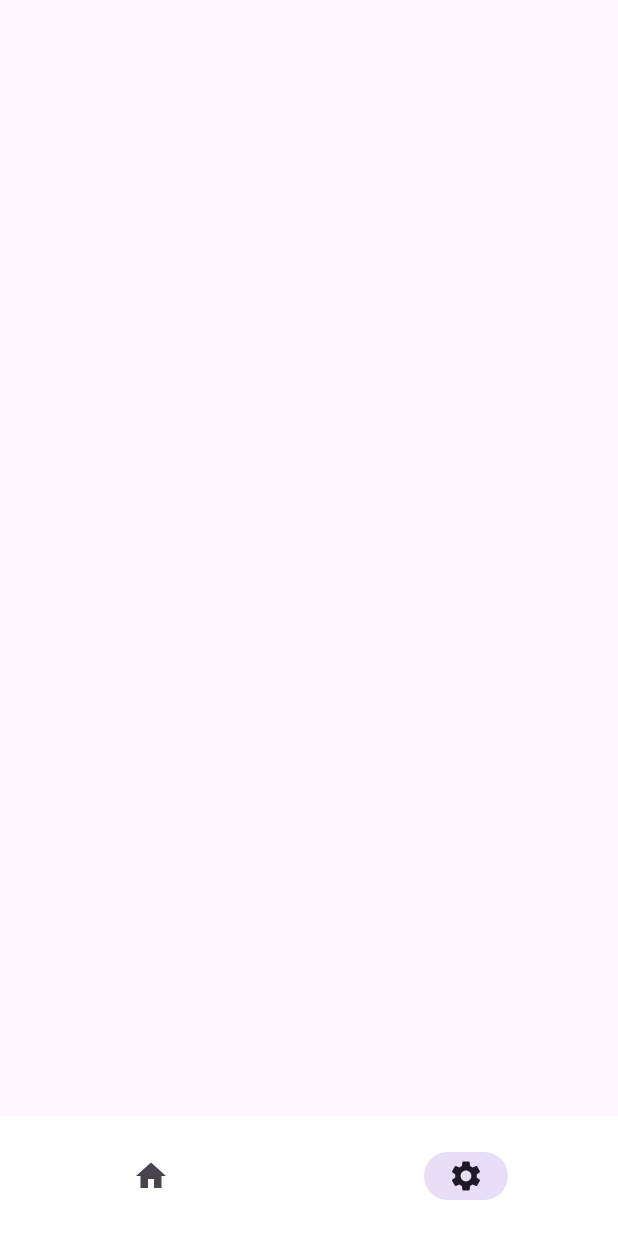
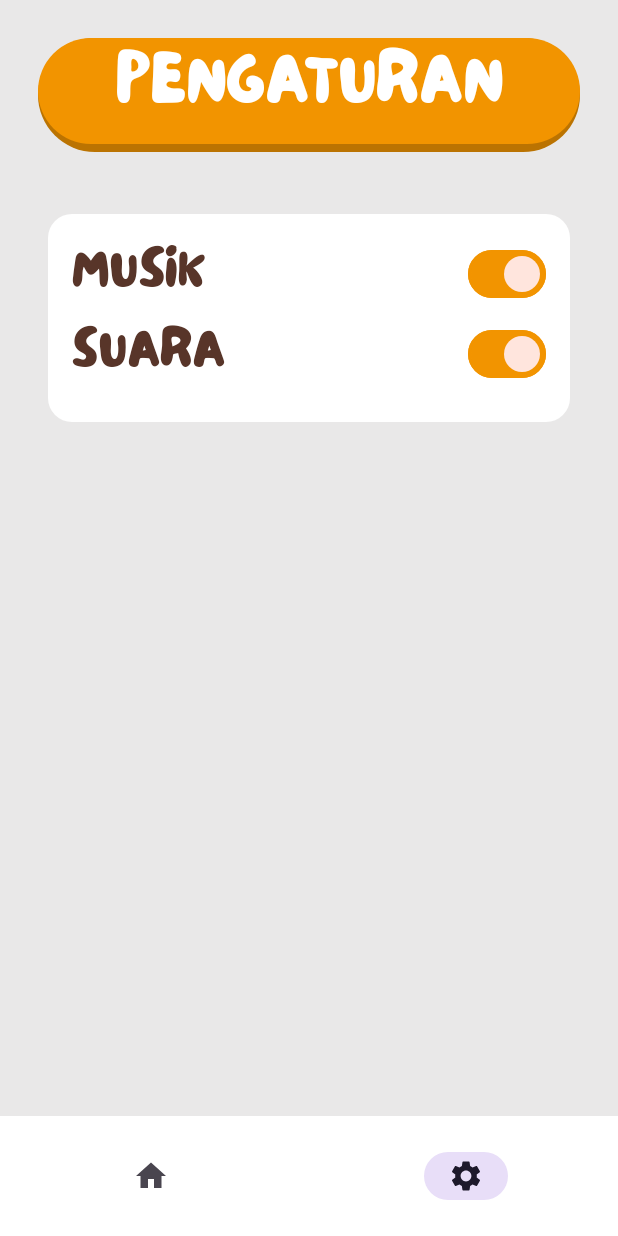
Before and after one commit to C23-PS045/NutriFruity, an Android app built with Jetpack Compose: the SettingScreen screen opened through its navigation route, on a phone screen of 412 x 824 dp. Run offline under Robolectric (Android 15) with nearby library versions, the phone set to English and light mode, and no system bars.

Commit message:
setting page & setting item finished

```diff
--- /dev/null
+++ b/NutriFruityApp/app/src/main/java/com/linggash/nutrifruity/ui/component/SettingItem.kt
@@ -0,0 +1,47 @@
+package com.linggash.nutrifruity.ui.component
+
+import androidx.compose.foundation.layout.Arrangement
+import androidx.compose.foundation.layout.Row
+import androidx.compose.foundation.layout.fillMaxWidth
+import androidx.compose.material3.Switch
+import androidx.compose.material3.SwitchDefaults
+import androidx.compose.material3.Text
+import androidx.compose.runtime.Composable
+import androidx.compose.ui.Modifier
+import androidx.compose.ui.text.style.TextAlign
+import androidx.compose.ui.unit.sp
+import com.linggash.nutrifruity.ui.theme.BrownText
+import com.linggash.nutrifruity.ui.theme.OrangePrimary
+import com.linggash.nutrifruity.ui.theme.OrangeThumb
+import com.linggash.nutrifruity.ui.theme.PetitCochon
+
+@Composable
+fun SettingItem(
+    modifier: Modifier = Modifier,
+    text: String
+){
+    Row(
+        horizontalArrangement = Arrangement.SpaceBetween,
+        modifier = modifier
+            .fillMaxWidth()
+    ) {
+        Text(
+            text = text,
+            fontFamily = PetitCochon,
+            color = BrownText,
+            fontSize = 36.sp,
+            textAlign = TextAlign.Start
+        )
+        Switch(
+            colors = SwitchDefaults.colors(
+                checkedBorderColor = OrangePrimary,
+                checkedThumbColor = OrangeThumb,
+                checkedTrackColor = OrangePrimary,
+            ),
+            checked = true,
+            onCheckedChange ={
+
+            }
+        )
+    }
+}
--- a/NutriFruityApp/app/src/main/java/com/linggash/nutrifruity/ui/screen/setting/SettingScreen.kt
+++ b/NutriFruityApp/app/src/main/java/com/linggash/nutrifruity/ui/screen/setting/SettingScreen.kt
@@ -1,11 +1,97 @@
 package com.linggash.nutrifruity.ui.screen.setting
 
+import androidx.compose.foundation.background
+import androidx.compose.foundation.layout.Box
+import androidx.compose.foundation.layout.Column
+import androidx.compose.foundation.layout.fillMaxWidth
+import androidx.compose.foundation.layout.padding
+import androidx.compose.foundation.shape.CircleShape
+import androidx.compose.material3.Card
+import androidx.compose.material3.CardDefaults
+import androidx.compose.material3.ExperimentalMaterial3Api
+import androidx.compose.material3.MaterialTheme
+import androidx.compose.material3.Scaffold
+import androidx.compose.material3.Text
 import androidx.compose.runtime.Composable
 import androidx.compose.ui.Modifier
+import androidx.compose.ui.graphics.Color
+import androidx.compose.ui.res.stringResource
+import androidx.compose.ui.text.style.TextAlign
+import androidx.compose.ui.tooling.preview.Preview
+import androidx.compose.ui.unit.dp
+import androidx.compose.ui.unit.sp
+import com.linggash.nutrifruity.R
+import com.linggash.nutrifruity.ui.component.CardComponent
+import com.linggash.nutrifruity.ui.component.SettingItem
+import com.linggash.nutrifruity.ui.theme.GrayBackground
+import com.linggash.nutrifruity.ui.theme.OrangePrimary
+import com.linggash.nutrifruity.ui.theme.OrangeSecondary
+import com.linggash.nutrifruity.ui.theme.PetitCochon
+import com.linggash.nutrifruity.ui.theme.SpacingStandard
 
+@OptIn(ExperimentalMaterial3Api::class)
 @Composable
 fun SettingScreen(
     modifier: Modifier = Modifier
 ) {
+    val spacing = SpacingStandard
+    Scaffold(
+        containerColor = GrayBackground,
+        topBar = { TopBar(modifier) }
+    ) { innerPadding ->
+        Column(
+            modifier.padding(innerPadding)
+                .padding(horizontal = spacing)
+        ) {
+            Card(
+                colors = CardDefaults.cardColors(containerColor = Color.White),
+                shape = MaterialTheme.shapes.large,
+                modifier = modifier
+                    .fillMaxWidth()
+                    .padding(spacing),
+            ) {
+                Column(
+                    modifier.padding(spacing)
+                ) {
+                    SettingItem(text = "MUSIK")
+                    SettingItem(text = "SUARA")
+                }
+            }
+        }
+    }
+}
 
+@Composable
+fun TopBar(
+    modifier: Modifier
+) {
+    Box(
+        modifier = modifier
+            .padding(25.dp)
+    ){
+        CardComponent(
+            borderColor = OrangeSecondary,
+            borderSize = 5.dp,
+            cardColor = OrangePrimary,
+            modifier = modifier.fillMaxWidth(),
+            cardShape = CircleShape
+        ) {
+            Text(
+                text = stringResource(R.string.pengaturan),
+                color = Color.White,
+                fontFamily = PetitCochon,
+                fontSize = 48.sp,
+                textAlign = TextAlign.Center,
+                modifier = modifier.fillMaxWidth()
+            )
+        }
+    }
 }
+
+@Composable
+@Preview(
+    showBackground = true
+)
+private fun SettingScreenPreview() {
+    SettingScreen()
+}
--- a/NutriFruityApp/app/src/main/java/com/linggash/nutrifruity/ui/theme/Color.kt
+++ b/NutriFruityApp/app/src/main/java/com/linggash/nutrifruity/ui/theme/Color.kt
@@ -9,12 +9,14 @@ val Pink40 = Color(0xFF7D5260)
 
 val OrangePrimary = Color(0xFFF29400)
 val OrangeSecondary = Color(0xFFBB7301)
+val OrangeThumb = Color(0xFFFFE5DD)
 val GreenPrimary = Color(0xFFA9C317)
 val GreenSecondary = Color(0xFF8CA407)
-val GrayBackground = Color(0xFFE9E8E8)
 val RedPrimary = Color(0xFFF22E2E)
 val RedSecondary = Color(0xFF9F2121)
 val CreamPrimary = Color(0xFFD4AE75)
 val CreamSecondary = Color(0xFFB49464)
 
+val GrayBackground = Color(0xFFE9E8E8)
+
 val BrownText = Color(0xFF583529)
--- a/NutriFruityApp/app/src/main/res/values/strings.xml
+++ b/NutriFruityApp/app/src/main/res/values/strings.xml
@@ -8,4 +8,5 @@
     <string name="lainnya">LAINNYA</string>
     <string name="daftar_buah">DAFTAR BUAH</string>
     <string name="tebak_buah">TEBAK BUAH</string>
+    <string name="pengaturan">PENGATURAN</string>
 </resources>
```
